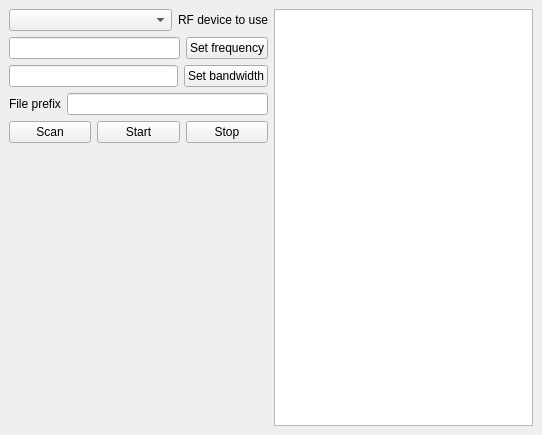
First picture: the form in qt_app/main_window.ui, repository player999/MultiFM, before the edit.
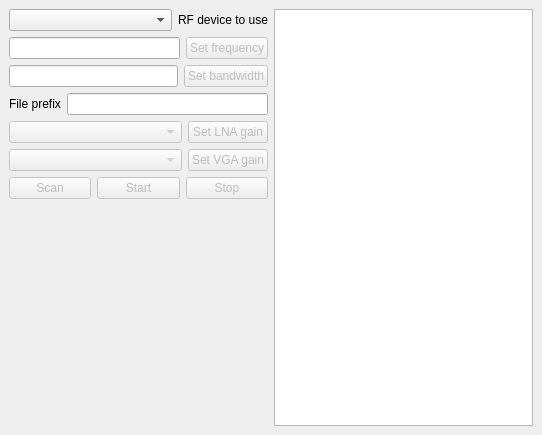
Second picture: the form after the edit.

The edit to the form file:
```diff
--- a/qt_app/main_window.ui
+++ b/qt_app/main_window.ui
@@ -81,6 +81,9 @@
         </item>
         <item>
          <widget class="QPushButton" name="frequencyButton">
+          <property name="enabled">
+           <bool>false</bool>
+          </property>
           <property name="text">
            <string>Set frequency</string>
           </property>
@@ -95,6 +98,9 @@
         </item>
         <item>
          <widget class="QPushButton" name="bwButton">
+          <property name="enabled">
+           <bool>false</bool>
+          </property>
           <property name="text">
            <string>Set bandwidth</string>
           </property>
@@ -116,10 +122,67 @@
         </item>
        </layout>
       </item>
+      <item>
+       <layout class="QHBoxLayout" name="horizontalLayout_7">
+        <item>
+         <widget class="QComboBox" name="lnaGainCombo">
+          <property name="enabled">
+           <bool>false</bool>
+          </property>
+          <property name="sizePolicy">
+           <sizepolicy hsizetype="Expanding" vsizetype="Fixed">
+            <horstretch>0</horstretch>
+            <verstretch>0</verstretch>
+           </sizepolicy>
+          </property>
+         </widget>
+        </item>
+        <item>
+         <widget class="QPushButton" name="lnaGainButton">
+          <property name="enabled">
+           <bool>false</bool>
+          </property>
+          <property name="text">
+           <string>Set LNA gain</string>
+          </property>
+         </widget>
+        </item>
+       </layout>
+      </item>
+      <item>
+       <layout class="QHBoxLayout" name="horizontalLayout_8">
+        <item>
+         <widget class="QComboBox" name="vgaGainCombo">
+          <property name="enabled">
+           <bool>false</bool>
+          </property>
+          <property name="sizePolicy">
+           <sizepolicy hsizetype="Expanding" vsizetype="Fixed">
+            <horstretch>0</horstretch>
+            <verstretch>0</verstretch>
+           </sizepolicy>
+          </property>
+         </widget>
+        </item>
+        <item>
+         <widget class="QPushButton" name="vgaGainButton">
+          <property name="enabled">
+           <bool>false</bool>
+          </property>
+          <property name="text">
+           <string>Set VGA gain</string>
+          </property>
+         </widget>
+        </item>
+       </layout>
+      </item>
       <item>
        <layout class="QHBoxLayout" name="horizontalLayout_4">
         <item>
          <widget class="QPushButton" name="stopButton">
+          <property name="enabled">
+           <bool>false</bool>
+          </property>
           <property name="text">
            <string>Scan</string>
           </property>
@@ -127,6 +190,9 @@
         </item>
         <item>
          <widget class="QPushButton" name="startButton">
+          <property name="enabled">
+           <bool>false</bool>
+          </property>
           <property name="text">
            <string>Start</string>
           </property>
@@ -134,6 +200,9 @@
         </item>
         <item>
          <widget class="QPushButton" name="scanButton">
+          <property name="enabled">
+           <bool>false</bool>
+          </property>
           <property name="text">
            <string>Stop</string>
           </property>
```
